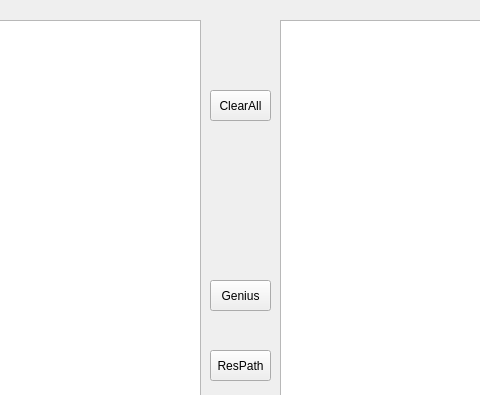
This is widget.ui in gkzscs/GenerateTool as Qt 5 draws it before an edit; both pictures show x 160 to 640 and y 0 to 395 of the 800 by 600 pixel window. The edited form follows.
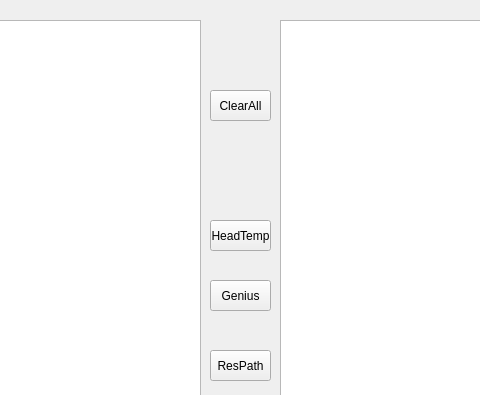
This is the edited form.

Commit message: Add head template generate function.

Patch:
```diff
--- a/widget.ui
+++ b/widget.ui
@@ -72,6 +72,19 @@
     <string>ResPath</string>
    </property>
   </widget>
+  <widget class="QPushButton" name="btnHeadTemp">
+   <property name="geometry">
+    <rect>
+     <x>370</x>
+     <y>220</y>
+     <width>61</width>
+     <height>31</height>
+    </rect>
+   </property>
+   <property name="text">
+    <string>HeadTemp</string>
+   </property>
+  </widget>
  </widget>
  <resources/>
  <connections/>
```
The commit also changes 2 other files.
